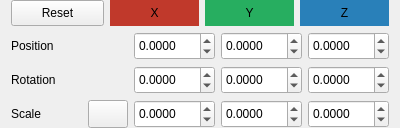
The window that src/widgets/transformeditor.ui (jahshaka/Studio) describes before a commit, drawn with Qt 5.
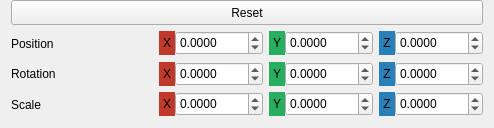
The same window after the commit. Icons and pictures are not drawn.

Commit message: Add new camera icon, redo Transform Editor

Patch:
```diff
--- a/src/widgets/transformeditor.ui
+++ b/src/widgets/transformeditor.ui
@@ -6,7 +6,7 @@
    <rect>
     <x>0</x>
     <y>0</y>
-    <width>400</width>
+    <width>494</width>
     <height>128</height>
    </rect>
   </property>
@@ -26,62 +26,45 @@
    <string>Form</string>
   </property>
   <property name="styleSheet">
-   <string notr="true">QWidget#TransformEditor {
+   <string notr="true">#resetBtn {
+	padding: 4px;
+}
+
+QWidget#TransformEditor {
 	border: none;
+}
+
+#xplabel, #xrlabel, #xslabel {
+    background: #c0392b;
+	padding: 4px;
+}
+
+#yplabel, #yrlabel, #yslabel {
+    background: #27ae60;
+	padding: 4px;
+}
+
+#zplabel, #zrlabel, #zslabel {
+    background: #2980b9;
+	padding: 4px;
 }</string>
   </property>
-  <layout class="QVBoxLayout" name="verticalLayout">
-   <property name="spacing">
-    <number>6</number>
-   </property>
+  <layout class="QGridLayout" name="gridLayout">
    <property name="topMargin">
     <number>0</number>
    </property>
-   <property name="bottomMargin">
-    <number>0</number>
-   </property>
-   <item>
-    <widget class="QWidget" name="header" native="true">
-     <property name="sizePolicy">
-      <sizepolicy hsizetype="Preferred" vsizetype="Preferred">
-       <horstretch>0</horstretch>
-       <verstretch>0</verstretch>
-      </sizepolicy>
-     </property>
-     <property name="minimumSize">
-      <size>
-       <width>0</width>
-       <height>0</height>
-      </size>
-     </property>
-     <layout class="QHBoxLayout" name="horizontalLayout_2">
-      <property name="spacing">
-       <number>6</number>
-      </property>
-      <property name="leftMargin">
-       <number>0</number>
-      </property>
-      <property name="topMargin">
-       <number>0</number>
-      </property>
-      <property name="rightMargin">
-       <number>0</number>
-      </property>
-      <property name="bottomMargin">
-       <number>0</number>
-      </property>
-      <item>
+   <item row="0" column="0">
        <widget class="QPushButton" name="resetBtn">
         <property name="sizePolicy">
          <sizepolicy hsizetype="Preferred" vsizetype="Preferred">
-          <horstretch>1</horstretch>
+       <horstretch>0</horstretch>
           <verstretch>0</verstretch>
          </sizepolicy>
         </property>
         <property name="minimumSize">
          <size>
           <width>0</width>
-          <height>16</height>
+       <height>0</height>
          </size>
         </property>
         <property name="text">
@@ -89,120 +72,12 @@
         </property>
        </widget>
       </item>
-      <item>
-       <widget class="QWidget" name="hints" native="true">
-        <property name="sizePolicy">
-         <sizepolicy hsizetype="Preferred" vsizetype="Preferred">
-          <horstretch>3</horstretch>
-          <verstretch>0</verstretch>
-         </sizepolicy>
-        </property>
-        <property name="minimumSize">
-         <size>
-          <width>0</width>
-          <height>0</height>
-         </size>
-        </property>
-        <layout class="QHBoxLayout" name="horizontalLayout_5">
+   <item row="1" column="0">
+    <widget class="QWidget" name="position" native="true">
+     <layout class="QHBoxLayout" name="horizontalLayout_2">
          <property name="spacing">
-          <number>6</number>
-         </property>
-         <property name="leftMargin">
           <number>0</number>
          </property>
-         <property name="topMargin">
-          <number>0</number>
-         </property>
-         <property name="rightMargin">
-          <number>0</number>
-         </property>
-         <property name="bottomMargin">
-          <number>0</number>
-         </property>
-         <item>
-          <widget class="QLabel" name="x">
-           <property name="sizePolicy">
-            <sizepolicy hsizetype="Preferred" vsizetype="Preferred">
-             <horstretch>0</horstretch>
-             <verstretch>0</verstretch>
-            </sizepolicy>
-           </property>
-           <property name="minimumSize">
-            <size>
-             <width>0</width>
-             <height>0</height>
-            </size>
-           </property>
-           <property name="styleSheet">
-            <string notr="true">background-color: #c0392b</string>
-           </property>
-           <property name="text">
-            <string>X</string>
-           </property>
-           <property name="alignment">
-            <set>Qt::AlignCenter</set>
-           </property>
-          </widget>
-         </item>
-         <item>
-          <widget class="QLabel" name="y">
-           <property name="sizePolicy">
-            <sizepolicy hsizetype="Preferred" vsizetype="Preferred">
-             <horstretch>0</horstretch>
-             <verstretch>0</verstretch>
-            </sizepolicy>
-           </property>
-           <property name="minimumSize">
-            <size>
-             <width>0</width>
-             <height>0</height>
-            </size>
-           </property>
-           <property name="styleSheet">
-            <string notr="true">background-color: #27ae60</string>
-           </property>
-           <property name="text">
-            <string>Y</string>
-           </property>
-           <property name="alignment">
-            <set>Qt::AlignCenter</set>
-           </property>
-          </widget>
-         </item>
-         <item>
-          <widget class="QLabel" name="z">
-           <property name="sizePolicy">
-            <sizepolicy hsizetype="Preferred" vsizetype="Preferred">
-             <horstretch>0</horstretch>
-             <verstretch>0</verstretch>
-            </sizepolicy>
-           </property>
-           <property name="minimumSize">
-            <size>
-             <width>0</width>
-             <height>0</height>
-            </size>
-           </property>
-           <property name="styleSheet">
-            <string notr="true">background-color: #2980b9</string>
-           </property>
-           <property name="text">
-            <string>Z</string>
-           </property>
-           <property name="alignment">
-            <set>Qt::AlignCenter</set>
-           </property>
-          </widget>
-         </item>
-        </layout>
-       </widget>
-      </item>
-     </layout>
-    </widget>
-   </item>
-   <item>
-    <widget class="QWidget" name="pos_layout" native="true">
-     <layout class="QHBoxLayout" name="position">
       <property name="leftMargin">
        <number>0</number>
       </property>
@@ -216,33 +91,36 @@
        <number>0</number>
       </property>
       <item>
-       <widget class="QLabel" name="pos_label">
-        <property name="sizePolicy">
-         <sizepolicy hsizetype="Preferred" vsizetype="Preferred">
-          <horstretch>2</horstretch>
-          <verstretch>0</verstretch>
-         </sizepolicy>
-        </property>
+       <widget class="QLabel" name="poslabel">
         <property name="text">
          <string>Position</string>
         </property>
        </widget>
       </item>
       <item>
-       <widget class="QWidget" name="pos" native="true">
+       <widget class="QWidget" name="xrow" native="true">
         <property name="sizePolicy">
-         <sizepolicy hsizetype="Preferred" vsizetype="Preferred">
-          <horstretch>3</horstretch>
+         <sizepolicy hsizetype="Preferred" vsizetype="Maximum">
+          <horstretch>0</horstretch>
           <verstretch>0</verstretch>
          </sizepolicy>
         </property>
         <property name="minimumSize">
          <size>
           <width>0</width>
-          <height>0</height>
+          <height>24</height>
+         </size>
+        </property>
+        <property name="maximumSize">
+         <size>
+          <width>16777215</width>
+          <height>16777215</height>
          </size>
         </property>
         <layout class="QHBoxLayout" name="horizontalLayout">
+         <property name="spacing">
+          <number>6</number>
+         </property>
          <property name="leftMargin">
           <number>0</number>
          </property>
@@ -255,112 +133,165 @@
          <property name="bottomMargin">
           <number>0</number>
          </property>
+         <item>
+          <layout class="QHBoxLayout" name="xinput">
+           <property name="spacing">
+            <number>0</number>
+           </property>
+           <item>
+            <widget class="QLabel" name="xplabel">
+             <property name="sizePolicy">
+              <sizepolicy hsizetype="Maximum" vsizetype="Preferred">
+               <horstretch>0</horstretch>
+               <verstretch>0</verstretch>
+              </sizepolicy>
+             </property>
+             <property name="maximumSize">
+              <size>
+               <width>16777215</width>
+               <height>16777215</height>
+              </size>
+             </property>
+             <property name="text">
+              <string>X</string>
+             </property>
+             <property name="alignment">
+              <set>Qt::AlignCenter</set>
+             </property>
+             <property name="indent">
+              <number>-1</number>
+             </property>
+            </widget>
+           </item>
          <item>
           <widget class="QDoubleSpinBox" name="xpos">
-           <property name="minimumSize">
-            <size>
-             <width>0</width>
-             <height>28</height>
-            </size>
+             <property name="sizePolicy">
+              <sizepolicy hsizetype="Minimum" vsizetype="Preferred">
+               <horstretch>0</horstretch>
+               <verstretch>0</verstretch>
+              </sizepolicy>
            </property>
            <property name="decimals">
             <number>4</number>
            </property>
            <property name="minimum">
-            <double>-512.000000000000000</double>
+              <double>-1024.000000000000000</double>
            </property>
            <property name="maximum">
-            <double>512.000000000000000</double>
+              <double>1024.000000000000000</double>
+             </property>
+            </widget>
+           </item>
+          </layout>
+         </item>
+         <item>
+          <layout class="QHBoxLayout" name="yinput">
+           <property name="spacing">
+            <number>0</number>
+           </property>
+           <item>
+            <widget class="QLabel" name="yplabel">
+             <property name="sizePolicy">
+              <sizepolicy hsizetype="Maximum" vsizetype="Preferred">
+               <horstretch>0</horstretch>
+               <verstretch>0</verstretch>
+              </sizepolicy>
+             </property>
+             <property name="maximumSize">
+              <size>
+               <width>16777215</width>
+               <height>16777215</height>
+              </size>
+             </property>
+             <property name="text">
+              <string>Y</string>
+             </property>
+             <property name="alignment">
+              <set>Qt::AlignCenter</set>
            </property>
           </widget>
          </item>
          <item>
           <widget class="QDoubleSpinBox" name="ypos">
-           <property name="minimumSize">
-            <size>
-             <width>0</width>
-             <height>28</height>
-            </size>
+             <property name="sizePolicy">
+              <sizepolicy hsizetype="Minimum" vsizetype="Preferred">
+               <horstretch>0</horstretch>
+               <verstretch>0</verstretch>
+              </sizepolicy>
            </property>
            <property name="decimals">
             <number>4</number>
            </property>
            <property name="minimum">
-            <double>-512.000000000000000</double>
+              <double>-1024.000000000000000</double>
            </property>
            <property name="maximum">
-            <double>512.000000000000000</double>
+              <double>1024.000000000000000</double>
+             </property>
+            </widget>
+           </item>
+          </layout>
+         </item>
+         <item>
+          <layout class="QHBoxLayout" name="zinput">
+           <property name="spacing">
+            <number>0</number>
+           </property>
+           <item>
+            <widget class="QLabel" name="zplabel">
+             <property name="sizePolicy">
+              <sizepolicy hsizetype="Maximum" vsizetype="Preferred">
+               <horstretch>0</horstretch>
+               <verstretch>0</verstretch>
+              </sizepolicy>
+             </property>
+             <property name="maximumSize">
+              <size>
+               <width>16777215</width>
+               <height>16777215</height>
+              </size>
+             </property>
+             <property name="text">
+              <string>Z</string>
+             </property>
+             <property name="alignment">
+              <set>Qt::AlignCenter</set>
            </property>
           </widget>
          </item>
          <item>
           <widget class="QDoubleSpinBox" name="zpos">
-           <property name="minimumSize">
-            <size>
-             <width>0</width>
-             <height>28</height>
-            </size>
+             <property name="sizePolicy">
+              <sizepolicy hsizetype="Minimum" vsizetype="Preferred">
+               <horstretch>0</horstretch>
+               <verstretch>0</verstretch>
+              </sizepolicy>
            </property>
            <property name="decimals">
             <number>4</number>
            </property>
            <property name="minimum">
-            <double>-512.000000000000000</double>
+              <double>-1024.000000000000000</double>
            </property>
            <property name="maximum">
-            <double>512.000000000000000</double>
+              <double>1024.000000000000000</double>
            </property>
           </widget>
          </item>
         </layout>
-       </widget>
       </item>
      </layout>
     </widget>
    </item>
-   <item>
-    <widget class="QWidget" name="rot_layout" native="true">
-     <layout class="QHBoxLayout" name="rotation">
-      <property name="leftMargin">
-       <number>0</number>
-      </property>
-      <property name="topMargin">
-       <number>0</number>
-      </property>
-      <property name="rightMargin">
-       <number>0</number>
-      </property>
-      <property name="bottomMargin">
-       <number>0</number>
-      </property>
-      <item>
-       <widget class="QLabel" name="rot_label">
-        <property name="sizePolicy">
-         <sizepolicy hsizetype="Preferred" vsizetype="Preferred">
-          <horstretch>2</horstretch>
-          <verstretch>0</verstretch>
-         </sizepolicy>
-        </property>
-        <property name="text">
-         <string>Rotation</string>
-        </property>
-       </widget>
-      </item>
-      <item>
-       <widget class="QWidget" name="rot" native="true">
-        <property name="sizePolicy">
-         <sizepolicy hsizetype="Preferred" vsizetype="Preferred">
-          <horstretch>3</horstretch>
-          <verstretch>0</verstretch>
-         </sizepolicy>
-        </property>
-        <property name="minimumSize">
-         <size>
-          <width>0</width>
-          <height>0</height>
-         </size>
-        </property>
+     </layout>
+    </widget>
+   </item>
+   <item row="2" column="0">
+    <widget class="QWidget" name="rotation" native="true">
         <layout class="QHBoxLayout" name="horizontalLayout_3">
+      <property name="spacing">
+       <number>0</number>
+      </property>
          <property name="leftMargin">
           <number>0</number>
          </property>
@@ -373,96 +304,202 @@
          <property name="bottomMargin">
           <number>0</number>
          </property>
+      <item>
+       <widget class="QLabel" name="poslabel_2">
+        <property name="text">
+         <string>Rotation</string>
+        </property>
+       </widget>
+      </item>
+      <item>
+       <widget class="QWidget" name="yrow" native="true">
+        <property name="sizePolicy">
+         <sizepolicy hsizetype="Preferred" vsizetype="Maximum">
+          <horstretch>0</horstretch>
+          <verstretch>0</verstretch>
+         </sizepolicy>
+        </property>
+        <property name="minimumSize">
+         <size>
+          <width>0</width>
+          <height>24</height>
+         </size>
+        </property>
+        <layout class="QHBoxLayout" name="horizontalLayout_4">
+         <property name="spacing">
+          <number>6</number>
+         </property>
+         <property name="leftMargin">
+          <number>0</number>
+         </property>
+         <property name="topMargin">
+          <number>0</number>
+         </property>
+         <property name="rightMargin">
+          <number>0</number>
+         </property>
+         <property name="bottomMargin">
+          <number>0</number>
+         </property>
+         <item>
+          <layout class="QHBoxLayout" name="y_input">
+           <property name="spacing">
+            <number>0</number>
+           </property>
+           <item>
+            <widget class="QLabel" name="xrlabel">
+             <property name="sizePolicy">
+              <sizepolicy hsizetype="Maximum" vsizetype="Preferred">
+               <horstretch>0</horstretch>
+               <verstretch>0</verstretch>
+              </sizepolicy>
+             </property>
+             <property name="maximumSize">
+              <size>
+               <width>16777215</width>
+               <height>16777215</height>
+              </size>
+             </property>
+             <property name="text">
+              <string>X</string>
+             </property>
+             <property name="alignment">
+              <set>Qt::AlignCenter</set>
+             </property>
+             <property name="indent">
+              <number>-1</number>
+             </property>
+            </widget>
+           </item>
          <item>
           <widget class="QDoubleSpinBox" name="xrot">
-           <property name="minimumSize">
-            <size>
-             <width>0</width>
-             <height>28</height>
-            </size>
+             <property name="sizePolicy">
+              <sizepolicy hsizetype="Minimum" vsizetype="Preferred">
+               <horstretch>0</horstretch>
+               <verstretch>0</verstretch>
+              </sizepolicy>
            </property>
            <property name="decimals">
             <number>4</number>
            </property>
            <property name="minimum">
-            <double>-512.000000000000000</double>
+              <double>-1024.000000000000000</double>
            </property>
            <property name="maximum">
-            <double>512.000000000000000</double>
+              <double>1024.000000000000000</double>
+             </property>
+            </widget>
+           </item>
+          </layout>
+         </item>
+         <item>
+          <layout class="QHBoxLayout" name="yinput_2">
+           <property name="spacing">
+            <number>0</number>
+           </property>
+           <item>
+            <widget class="QLabel" name="yrlabel">
+             <property name="sizePolicy">
+              <sizepolicy hsizetype="Maximum" vsizetype="Preferred">
+               <horstretch>0</horstretch>
+               <verstretch>0</verstretch>
+              </sizepolicy>
+             </property>
+             <property name="maximumSize">
+              <size>
+               <width>16777215</width>
+               <height>16777215</height>
+              </size>
+             </property>
+             <property name="text">
+              <string>Y</string>
+             </property>
+             <property name="alignment">
+              <set>Qt::AlignCenter</set>
            </property>
           </widget>
          </item>
          <item>
           <widget class="QDoubleSpinBox" name="yrot">
-           <property name="minimumSize">
-            <size>
-             <width>0</width>
-             <height>28</height>
-            </size>
+             <property name="sizePolicy">
+              <sizepolicy hsizetype="Minimum" vsizetype="Preferred">
+               <horstretch>0</horstretch>
+               <verstretch>0</verstretch>
+              </sizepolicy>
            </property>
            <property name="decimals">
             <number>4</number>
            </property>
            <property name="minimum">
-            <double>-512.000000000000000</double>
+              <double>-1024.000000000000000</double>
            </property>
            <property name="maximum">
-            <double>512.000000000000000</double>
+              <double>1024.000000000000000</double>
+             </property>
+            </widget>
+           </item>
+          </layout>
+         </item>
+         <item>
+          <layout class="QHBoxLayout" name="zinput_2">
+           <property name="spacing">
+            <number>0</number>
+           </property>
+           <item>
+            <widget class="QLabel" name="zrlabel">
+             <property name="sizePolicy">
+              <sizepolicy hsizetype="Maximum" vsizetype="Preferred">
+               <horstretch>0</horstretch>
+               <verstretch>0</verstretch>
+              </sizepolicy>
+             </property>
+             <property name="maximumSize">
+              <size>
+               <width>16777215</width>
+               <height>16777215</height>
+              </size>
+             </property>
+             <property name="text">
+              <string>Z</string>
+             </property>
+             <property name="alignment">
+              <set>Qt::AlignCenter</set>
            </property>
           </widget>
          </item>
          <item>
           <widget class="QDoubleSpinBox" name="zrot">
-           <property name="minimumSize">
-            <size>
-             <width>0</width>
-             <height>28</height>
-            </size>
+             <property name="sizePolicy">
+              <sizepolicy hsizetype="Minimum" vsizetype="Preferred">
+               <horstretch>0</horstretch>
+               <verstretch>0</verstretch>
+              </sizepolicy>
            </property>
            <property name="decimals">
             <number>4</number>
            </property>
            <property name="minimum">
-            <double>-512.000000000000000</double>
+              <double>-1024.000000000000000</double>
            </property>
            <property name="maximum">
-            <double>512.000000000000000</double>
+              <double>1024.000000000000000</double>
            </property>
           </widget>
          </item>
         </layout>
+         </item>
+        </layout>
        </widget>
       </item>
      </layout>
     </widget>
    </item>
-   <item>
-    <widget class="QWidget" name="scale_layout" native="true">
-     <layout class="QHBoxLayout" name="scale">
+   <item row="3" column="0">
+    <widget class="QWidget" name="scale" native="true">
+     <layout class="QHBoxLayout" name="horizontalLayout_5">
       <property name="spacing">
-       <number>6</number>
-      </property>
-      <property name="leftMargin">
        <number>0</number>
       </property>
-      <property name="topMargin">
-       <number>0</number>
-      </property>
-      <property name="rightMargin">
-       <number>0</number>
-      </property>
-      <property name="bottomMargin">
-       <number>0</number>
-      </property>
-      <item>
-       <widget class="QWidget" name="widget" native="true">
-        <property name="sizePolicy">
-         <sizepolicy hsizetype="Preferred" vsizetype="Preferred">
-          <horstretch>2</horstretch>
-          <verstretch>0</verstretch>
-         </sizepolicy>
-        </property>
-        <layout class="QHBoxLayout" name="horizontalLayout_6">
          <property name="leftMargin">
           <number>0</number>
          </property>
@@ -476,65 +513,27 @@
           <number>0</number>
          </property>
          <item>
-          <widget class="QLabel" name="scl_label">
-           <property name="sizePolicy">
-            <sizepolicy hsizetype="Preferred" vsizetype="Preferred">
-             <horstretch>0</horstretch>
-             <verstretch>0</verstretch>
-            </sizepolicy>
-           </property>
+       <widget class="QLabel" name="poslabel_3">
            <property name="text">
             <string>Scale</string>
            </property>
           </widget>
          </item>
          <item>
-          <widget class="QPushButton" name="uniformScale">
+       <widget class="QWidget" name="zrow" native="true">
            <property name="sizePolicy">
-            <sizepolicy hsizetype="Fixed" vsizetype="Preferred">
+         <sizepolicy hsizetype="Preferred" vsizetype="Maximum">
              <horstretch>0</horstretch>
-             <verstretch>0</verstretch>
-            </sizepolicy>
-           </property>
-           <property name="text">
-            <string/>
-           </property>
-           <property name="icon">
-            <iconset resource="../../icons.qrc">
-             <normaloff>:/icons/link-symbol.svg</normaloff>:/icons/link-symbol.svg</iconset>
-           </property>
-           <property name="iconSize">
-            <size>
-             <width>20</width>
-             <height>16</height>
-            </size>
-           </property>
-           <property name="checkable">
-            <bool>true</bool>
-           </property>
-           <property name="flat">
-            <bool>false</bool>
-           </property>
-          </widget>
-         </item>
-        </layout>
-       </widget>
-      </item>
-      <item>
-       <widget class="QWidget" name="scl" native="true">
-        <property name="sizePolicy">
-         <sizepolicy hsizetype="Preferred" vsizetype="Preferred">
-          <horstretch>3</horstretch>
           <verstretch>0</verstretch>
          </sizepolicy>
         </property>
         <property name="minimumSize">
          <size>
           <width>0</width>
-          <height>0</height>
+          <height>24</height>
          </size>
         </property>
-        <layout class="QHBoxLayout" name="horizontalLayout_4">
+        <layout class="QHBoxLayout" name="horizontalLayout_6">
          <property name="spacing">
           <number>6</number>
          </property>
@@ -550,64 +549,154 @@
          <property name="bottomMargin">
           <number>0</number>
          </property>
+         <item>
+          <layout class="QHBoxLayout" name="xinput_3">
+           <property name="spacing">
+            <number>0</number>
+           </property>
+           <item>
+            <widget class="QLabel" name="xslabel">
+             <property name="sizePolicy">
+              <sizepolicy hsizetype="Maximum" vsizetype="Preferred">
+               <horstretch>0</horstretch>
+               <verstretch>0</verstretch>
+              </sizepolicy>
+             </property>
+             <property name="maximumSize">
+              <size>
+               <width>16777215</width>
+               <height>16777215</height>
+              </size>
+             </property>
+             <property name="text">
+              <string>X</string>
+             </property>
+             <property name="alignment">
+              <set>Qt::AlignCenter</set>
+             </property>
+             <property name="indent">
+              <number>-1</number>
+             </property>
+            </widget>
+           </item>
          <item>
           <widget class="QDoubleSpinBox" name="xscale">
-           <property name="minimumSize">
-            <size>
-             <width>0</width>
-             <height>28</height>
-            </size>
+             <property name="sizePolicy">
+              <sizepolicy hsizetype="Minimum" vsizetype="Preferred">
+               <horstretch>0</horstretch>
+               <verstretch>0</verstretch>
+              </sizepolicy>
            </property>
            <property name="decimals">
             <number>4</number>
            </property>
            <property name="minimum">
-            <double>-512.000000000000000</double>
+              <double>-1024.000000000000000</double>
            </property>
            <property name="maximum">
-            <double>512.000000000000000</double>
+              <double>1024.000000000000000</double>
+             </property>
+            </widget>
+           </item>
+          </layout>
+         </item>
+         <item>
+          <layout class="QHBoxLayout" name="yinput_3">
+           <property name="spacing">
+            <number>0</number>
+           </property>
+           <item>
+            <widget class="QLabel" name="yslabel">
+             <property name="sizePolicy">
+              <sizepolicy hsizetype="Maximum" vsizetype="Preferred">
+               <horstretch>0</horstretch>
+               <verstretch>0</verstretch>
+              </sizepolicy>
+             </property>
+             <property name="maximumSize">
+              <size>
+               <width>16777215</width>
+               <height>16777215</height>
+              </size>
+             </property>
+             <property name="text">
+              <string>Y</string>
+             </property>
+             <property name="alignment">
+              <set>Qt::AlignCenter</set>
            </property>
           </widget>
          </item>
          <item>
           <widget class="QDoubleSpinBox" name="yscale">
-           <property name="minimumSize">
-            <size>
-             <width>0</width>
-             <height>28</height>
-            </size>
+             <property name="sizePolicy">
+              <sizepolicy hsizetype="Minimum" vsizetype="Preferred">
+               <horstretch>0</horstretch>
+               <verstretch>0</verstretch>
+              </sizepolicy>
            </property>
            <property name="decimals">
             <number>4</number>
            </property>
            <property name="minimum">
-            <double>-512.000000000000000</double>
+              <double>-1024.000000000000000</double>
            </property>
            <property name="maximum">
-            <double>512.000000000000000</double>
+              <double>1024.000000000000000</double>
+             </property>
+            </widget>
+           </item>
+          </layout>
+         </item>
+         <item>
+          <layout class="QHBoxLayout" name="zinput_3">
+           <property name="spacing">
+            <number>0</number>
+           </property>
+           <item>
+            <widget class="QLabel" name="zslabel">
+             <property name="sizePolicy">
+              <sizepolicy hsizetype="Maximum" vsizetype="Preferred">
+               <horstretch>0</horstretch>
+               <verstretch>0</verstretch>
+              </sizepolicy>
+             </property>
+             <property name="maximumSize">
+              <size>
+               <width>16777215</width>
+               <height>16777215</height>
+              </size>
+             </property>
+             <property name="text">
+              <string>Z</string>
+             </property>
+             <property name="alignment">
+              <set>Qt::AlignCenter</set>
            </property>
           </widget>
          </item>
          <item>
           <widget class="QDoubleSpinBox" name="zscale">
-           <property name="minimumSize">
-            <size>
-             <width>0</width>
-             <height>28</height>
-            </size>
+             <property name="sizePolicy">
+              <sizepolicy hsizetype="Minimum" vsizetype="Preferred">
+               <horstretch>0</horstretch>
+               <verstretch>0</verstretch>
+              </sizepolicy>
            </property>
            <property name="decimals">
             <number>4</number>
            </property>
            <property name="minimum">
-            <double>-512.000000000000000</double>
+              <double>-1024.000000000000000</double>
            </property>
            <property name="maximum">
-            <double>512.000000000000000</double>
+              <double>1024.000000000000000</double>
            </property>
           </widget>
          </item>
         </layout>
+         </item>
+        </layout>
        </widget>
       </item>
      </layout>
```
Left out of the diff: 8 changed lines with no effect on the pictures. Lines whose indentation alone changed are shown as unchanged. The commit also changes 3 other files.
